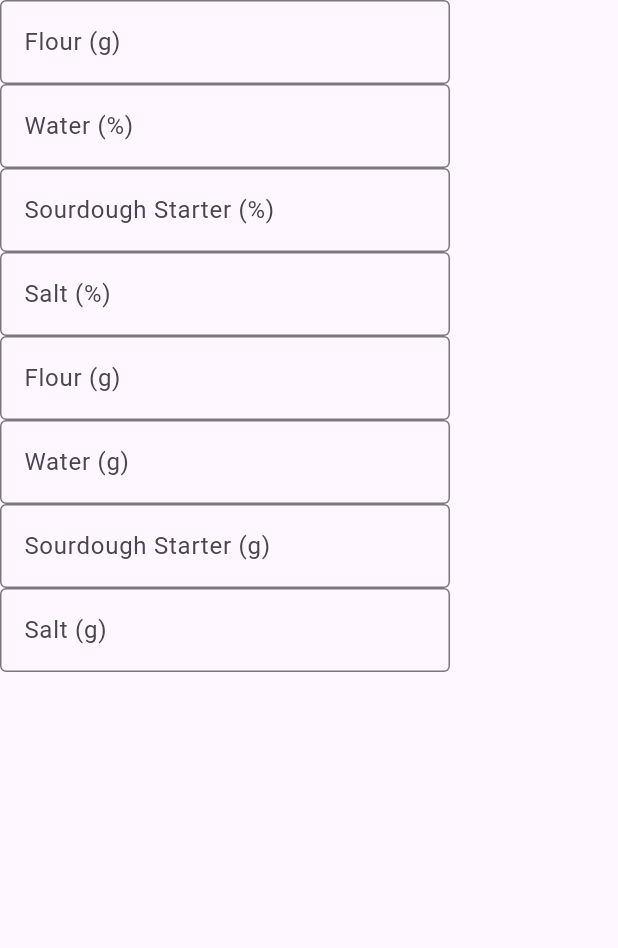
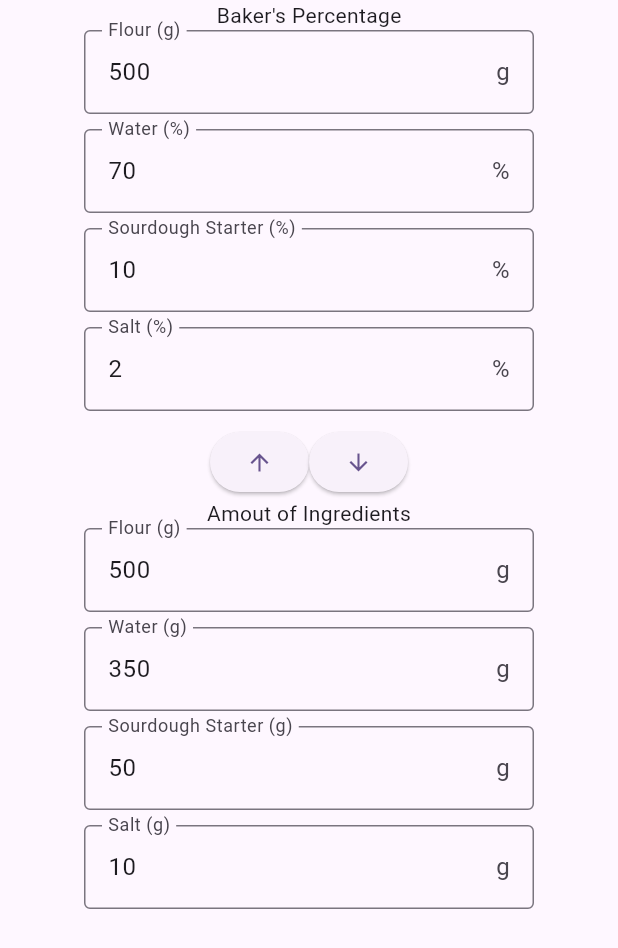
Before and after one commit to sakiko-kawai/doughdo, a Flutter app: the BakersPercentageScreen screen opened directly, on a phone screen of 412 x 824 dp. Shown: the top 948 px of the screen. Run offline on Flutter 3.47's test engine with Material 3 defaults, Android fonts, the phone set to English and light mode, and no system bars.

Commit message:
feat: MVP of bp form

```diff
--- a/lib/models/bakers_percentage_state.dart
+++ b/lib/models/bakers_percentage_state.dart
@@ -1,46 +1,59 @@
 import 'package:flutter/widgets.dart';
 
 class BakersPercentageState extends ChangeNotifier {
-  double _waterPercentage = 0;
-  set waterPercentage(double waterPercentage) {
+  String _waterPercentage = "70";
+  set waterPercentage(String waterPercentage) {
     _waterPercentage = waterPercentage;
     notifyListeners();
   }
 
-  double get waterPercentage => _waterPercentage;
+  String get waterPercentage => _waterPercentage;
 
-  double _starterPercentage = 0;
-  set starterPercentage(double starterPercentage) {
+  String _starterPercentage = "10";
+  set starterPercentage(String starterPercentage) {
     _starterPercentage = starterPercentage;
     notifyListeners();
   }
 
-  double get starterPercentage => _starterPercentage;
+  String get starterPercentage => _starterPercentage;
 
-  double _saltPercentage = 0;
-  set saltPercentage(double saltPercentage) {
+  String _saltPercentage = "2";
+  set saltPercentage(String saltPercentage) {
     _saltPercentage = saltPercentage;
     notifyListeners();
   }
 
-  double get saltPercentage => _saltPercentage;
+  String get saltPercentage => _saltPercentage;
 
-  double _flourAmount = 0;
-  set flourAmount(double flourAmount) {
+  String _flourAmount = "500";
+  set flourAmount(String flourAmount) {
     _flourAmount = flourAmount;
     notifyListeners();
   }
 
-  double get flourAmount => _flourAmount;
+  String get flourAmount => _flourAmount;
+
+  String _waterAmount = "350";
+  set waterAmount(String waterAmount) {
+    _waterAmount = waterAmount;
+    notifyListeners();
+  }
+
+  String get waterAmount => _waterAmount;
+
+  String _starterAmount = "50";
+  set starterAmount(String starterAmount) {
+    _starterAmount = starterAmount;
+    notifyListeners();
+  }
+
+  String get starterAmount => _starterAmount;
+
+  String _saltAmount = "10";
+  set saltAmount(String saltAmount) {
+    _saltAmount = saltAmount;
+    notifyListeners();
+  }
+
+  String get saltAmount => _saltAmount;
 }
-
-class BakersPercentageModelHaha {
-  double waterPercentage = 0;
-  double starterPercentage = 0;
-  double saltPercentage = 0;
-
-  double flourAmount = 0;
-  double waterAmount = 0;
-  double starterAmount = 0;
-  double saltAmount = 0;
-}
--- a/lib/screens/bakers_percentage_screen.dart
+++ b/lib/screens/bakers_percentage_screen.dart
@@ -1,5 +1,6 @@
 import 'package:bread_app/models/bakers_percentage_state.dart';
 import 'package:bread_app/widgets/bp_amount_form.dart';
+import 'package:bread_app/widgets/bp_convert_buttons.dart';
 import 'package:bread_app/widgets/bp_percentage_form.dart';
 import 'package:flutter/material.dart';
 import 'package:provider/provider.dart';
@@ -15,6 +16,7 @@ class BakersPercentageScreen extends StatelessWidget {
         body: Column(
           children: [
             BpPercentageForm(),
+            BpConvertButtons(),
             BpAmountForm(),
           ],
         ),
--- a/lib/screens/record_bake_screen.dart
+++ b/lib/screens/record_bake_screen.dart
@@ -5,6 +5,6 @@ class RecordBakeScreen extends StatelessWidget {
 
   @override
   Widget build(BuildContext context) {
-    return Scaffold(body: Text("record your bake here"));
+    return const Scaffold(body: Text("record your bake here"));
   }
 }
--- a/lib/screens/save_tips_screen.dart
+++ b/lib/screens/save_tips_screen.dart
@@ -5,6 +5,6 @@ class SaveTipsScreen extends StatelessWidget {
 
   @override
   Widget build(BuildContext context) {
-    return Scaffold(body: Text("save tips screen"));
+    return const Scaffold(body: Text("save tips screen"));
   }
 }
--- /dev/null
+++ b/lib/utils/calc_helper.dart
@@ -0,0 +1,23 @@
+class CalcHelper {
+  static double toDecimalPercentage(String value) {
+    return tryParseString(value) / 100;
+  }
+
+  static double fromDecimalPercentage(double value) {
+    return value * 100;
+  }
+
+  static double tryParseString(String value) {
+    return double.tryParse(value) ?? 0;
+  }
+
+  static String calcAmount(String flourAmount, String percentage) {
+    var amount = tryParseString(flourAmount) * toDecimalPercentage(percentage);
+    return amount.toStringAsFixed(0);
+  }
+
+  static String calcPercentage(String flourAmount, String otherAmount) {
+    var percentage = tryParseString(otherAmount) / tryParseString(flourAmount);
+    return fromDecimalPercentage(percentage).toStringAsFixed(2);
+  }
+}
--- /dev/null
+++ b/lib/utils/text_field_helper.dart
@@ -0,0 +1,10 @@
+import 'package:flutter/material.dart';
+
+class TextController {
+  static setController(TextEditingController controller, String txt) {
+    controller.value = TextEditingValue(
+      text: txt,
+      selection: TextSelection.collapsed(offset: txt.length),
+    );
+  }
+}
--- a/lib/widgets/bp_amount_form.dart
+++ b/lib/widgets/bp_amount_form.dart
@@ -1,46 +1,68 @@
+import 'package:bread_app/widgets/custom_text_field.dart';
 import 'package:flutter/material.dart';
 import 'package:provider/provider.dart';
 
 import '../models/bakers_percentage_state.dart';
+import '../utils/text_field_helper.dart';
 
-class BpAmountForm extends StatelessWidget {
+class BpAmountForm extends StatefulWidget {
   const BpAmountForm({super.key});
+
+  @override
+  State<BpAmountForm> createState() => _BpAmountFormState();
+}
+
+class _BpAmountFormState extends State<BpAmountForm> {
+  final TextEditingController _flourController = TextEditingController();
+  final TextEditingController _waterController = TextEditingController();
+  final TextEditingController _starterController = TextEditingController();
+  final TextEditingController _saltController = TextEditingController();
 
   @override
   Widget build(BuildContext context) {
     var bpState = context.watch<BakersPercentageState>();
 
+    TextController.setController(_flourController, bpState.flourAmount);
+    TextController.setController(_waterController, bpState.waterAmount);
+    TextController.setController(_starterController, bpState.starterAmount);
+    TextController.setController(_saltController, bpState.saltAmount);
+
     return Column(children: [
-      TextField(
-        decoration: const InputDecoration(
-          labelText: "Flour (g)",
-        ),
+      const Text("Amout of Ingredients"),
+      CustomTextField(
+        controller: _flourController,
+        label: "Flour",
+        unit: "g",
         onChanged: (value) {
-          bpState.flourAmount = double.parse(value);
+          bpState.flourAmount = value;
+          _flourController.text = bpState.flourAmount;
         },
       ),
-      TextField(
-        decoration: const InputDecoration(
-          labelText: "Water (g)",
-        ),
+      CustomTextField(
+        controller: _waterController,
+        label: "Water",
+        unit: "g",
         onChanged: (value) {
-          bpState.waterPercentage = double.parse(value); //TODO
+          bpState.waterAmount = value;
+          _waterController.text = bpState.waterAmount;
         },
       ),
-      TextField(
-        decoration: const InputDecoration(
-          labelText: "Sourdough Starter (g)",
-        ),
+      CustomTextField(
+        controller: _starterController,
+        label: "Sourdough Starter",
+        unit: "g",
         onChanged: (value) {
-          bpState.starterPercentage = double.parse(value); //TODO
+          bpState.starterAmount = value;
+          _starterController.text = bpState.starterAmount;
         },
       ),
-      TextField(
-        decoration: const InputDecoration(
-          labelText: "Salt (g)",
-        ),
+      CustomTextField(
+        controller: _saltController,
+        label: "Salt",
+        unit: "g",
         onChanged: (value) {
-          bpState.saltPercentage = double.parse(value); //TODO
+          bpState.saltAmount = value;
+          _saltController.text = bpState.saltAmount;
         },
       ),
     ]);
--- /dev/null
+++ b/lib/widgets/bp_convert_buttons.dart
@@ -0,0 +1,42 @@
+import 'package:bread_app/utils/calc_helper.dart';
+import 'package:flutter/material.dart';
+import 'package:provider/provider.dart';
+
+import '../models/bakers_percentage_state.dart';
+
+class BpConvertButtons extends StatelessWidget {
+  const BpConvertButtons({super.key});
+
+  @override
+  Widget build(BuildContext context) {
+    var bpState = context.watch<BakersPercentageState>();
+
+    return Row(
+      mainAxisAlignment: MainAxisAlignment.center,
+      children: [
+        ElevatedButton(
+          onPressed: () {
+            bpState.waterPercentage = CalcHelper.calcPercentage(
+                bpState.flourAmount, bpState.waterAmount);
+            bpState.starterPercentage = CalcHelper.calcPercentage(
+                bpState.flourAmount, bpState.starterAmount);
+            bpState.saltPercentage = CalcHelper.calcPercentage(
+                bpState.flourAmount, bpState.saltAmount);
+          },
+          child: const Icon(Icons.arrow_upward),
+        ),
+        ElevatedButton(
+          onPressed: () {
+            bpState.waterAmount = CalcHelper.calcAmount(
+                bpState.flourAmount, bpState.waterPercentage);
+            bpState.saltAmount = CalcHelper.calcAmount(
+                bpState.flourAmount, bpState.saltPercentage);
+            bpState.starterAmount = CalcHelper.calcAmount(
+                bpState.flourAmount, bpState.starterPercentage);
+          },
+          child: const Icon(Icons.arrow_downward),
+        )
+      ],
+    );
+  }
+}
--- a/lib/widgets/bp_percentage_form.dart
+++ b/lib/widgets/bp_percentage_form.dart
@@ -1,46 +1,68 @@
+import 'package:bread_app/widgets/custom_text_field.dart';
 import 'package:flutter/material.dart';
 import 'package:provider/provider.dart';
 
 import '../models/bakers_percentage_state.dart';
+import '../utils/text_field_helper.dart';
 
-class BpPercentageForm extends StatelessWidget {
+class BpPercentageForm extends StatefulWidget {
   const BpPercentageForm({super.key});
+
+  @override
+  State<BpPercentageForm> createState() => _BpPercentageFormState();
+}
+
+class _BpPercentageFormState extends State<BpPercentageForm> {
+  final TextEditingController _flourController = TextEditingController();
+  final TextEditingController _waterController = TextEditingController();
+  final TextEditingController _starterController = TextEditingController();
+  final TextEditingController _saltController = TextEditingController();
 
   @override
   Widget build(BuildContext context) {
     var bpState = context.watch<BakersPercentageState>();
 
+    TextController.setController(_flourController, bpState.flourAmount);
+    TextController.setController(_waterController, bpState.waterPercentage);
+    TextController.setController(_starterController, bpState.starterPercentage);
+    TextController.setController(_saltController, bpState.saltPercentage);
+
     return Column(children: [
-      TextField(
-        decoration: const InputDecoration(
-          labelText: "Flour (g)",
-        ),
+      const Text("Baker's Percentage"),
+      CustomTextField(
+        controller: _flourController,
+        label: "Flour",
+        unit: "g",
         onChanged: (value) {
-          bpState.flourAmount = double.parse(value);
+          bpState.flourAmount = value;
+          _flourController.text = bpState.flourAmount;
         },
       ),
-      TextField(
-        decoration: const InputDecoration(
-          labelText: "Water (%)",
-        ),
+      CustomTextField(
+        controller: _waterController,
+        label: "Water",
+        unit: "%",
         onChanged: (value) {
-          bpState.waterPercentage = double.parse(value);
+          bpState.waterPercentage = value;
+          _waterController.text = bpState.waterPercentage;
         },
       ),
-      TextField(
-        decoration: const InputDecoration(
-          labelText: "Sourdough Starter (%)",
-        ),
+      CustomTextField(
+        controller: _starterController,
+        label: "Sourdough Starter",
+        unit: "%",
         onChanged: (value) {
-          bpState.starterPercentage = double.parse(value);
+          bpState.starterPercentage = value;
+          _starterController.text = bpState.starterPercentage;
         },
       ),
-      TextField(
-        decoration: const InputDecoration(
-          labelText: "Salt (%)",
-        ),
+      CustomTextField(
+        controller: _saltController,
+        label: "Salt",
+        unit: "%",
         onChanged: (value) {
-          bpState.saltPercentage = double.parse(value);
+          bpState.saltPercentage = value;
+          _saltController.text = bpState.saltPercentage;
         },
       ),
     ]);
--- a/lib/widgets/custom_scaffold.dart
+++ b/lib/widgets/custom_scaffold.dart
@@ -5,6 +5,6 @@ class CustomScaffold extends StatelessWidget {
 
   @override
   Widget build(BuildContext context) {
-    return Scaffold(body: Text("placeholder for custom scaffold"));
+    return const Scaffold(body: Text("placeholder for custom scaffold"));
   }
 }
--- /dev/null
+++ b/lib/widgets/custom_text_field.dart
@@ -0,0 +1,43 @@
+import 'package:flutter/material.dart';
+import 'package:flutter/services.dart';
+
+// ignore: must_be_immutable
+class CustomTextField extends StatelessWidget {
+  final TextEditingController controller;
+  final String label;
+  final String unit;
+  void Function(String)? onChanged;
+
+  CustomTextField(
+      {Key? key,
+      required this.controller,
+      required this.label,
+      required this.unit,
+      required this.onChanged})
+      : super(key: key);
+
+  @override
+  Widget build(BuildContext context) {
+    return Column(
+      children: [
+        TextField(
+          controller: controller,
+          decoration: InputDecoration(
+            labelText: '$label ($unit)',
+            suffix: Text(unit),
+            counterText: "",
+          ),
+          onChanged: onChanged,
+          inputFormatters: [
+            FilteringTextInputFormatter.allow(RegExp(r'[0-9.\b]')),
+          ],
+          maxLengthEnforcement: MaxLengthEnforcement.enforced,
+          maxLength: 6,
+        ),
+        const SizedBox(
+          height: 10,
+        )
+      ],
+    );
+  }
+}
```
